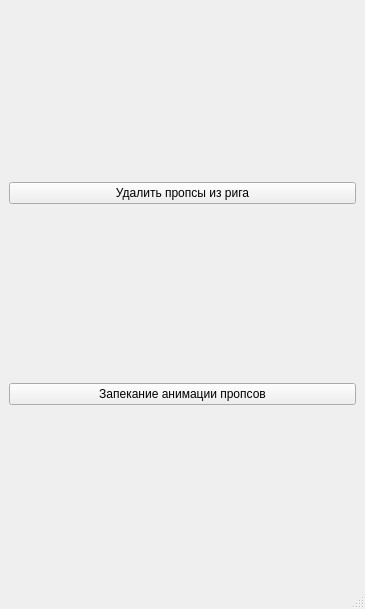
Before: the Qt Designer form ui/main_window.ui in DKorniov/FD_exp_exporter, drawn with Qt 5.
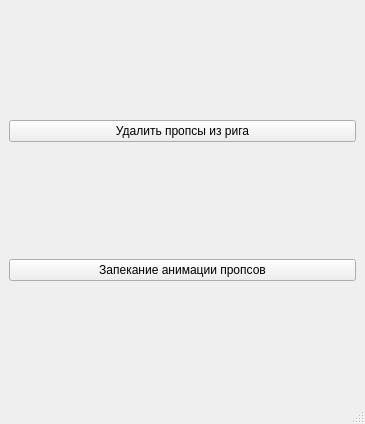
After: the same form once the commit is applied.

The edit to the form file:
```diff
--- a/ui/main_window.ui
+++ b/ui/main_window.ui
@@ -7,7 +7,7 @@
     <x>0</x>
     <y>0</y>
     <width>365</width>
-    <height>609</height>
+    <height>424</height>
    </rect>
   </property>
   <property name="windowTitle">
```
